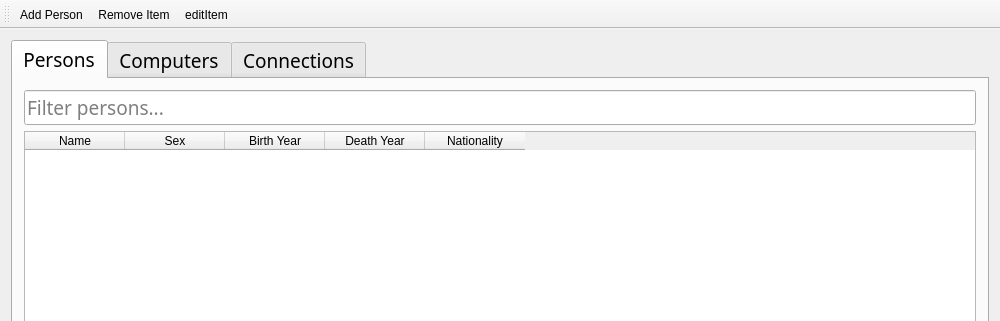
Qt form mainwindow.ui (Fanarito/VLN1) before a commit; both pictures show x 0 to 1000 and y 0 to 321 of the 1000 by 1000 pixel window.
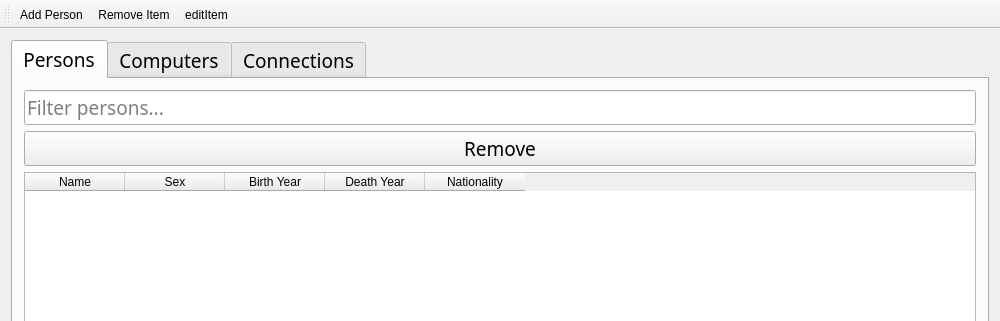
The same form after that commit. Icons and pictures are not drawn.

Diff of the .ui file:
```diff
--- a/mainwindow.ui
+++ b/mainwindow.ui
@@ -61,6 +61,13 @@
           </property>
          </widget>
         </item>
+        <item>
+         <widget class="QPushButton" name="removePersonButton">
+          <property name="text">
+           <string>Remove</string>
+          </property>
+         </widget>
+        </item>
         <item>
          <widget class="QTableWidget" name="personList">
           <property name="enabled">
```
Left out of the diff: 7 changed lines with no effect on the pictures.
